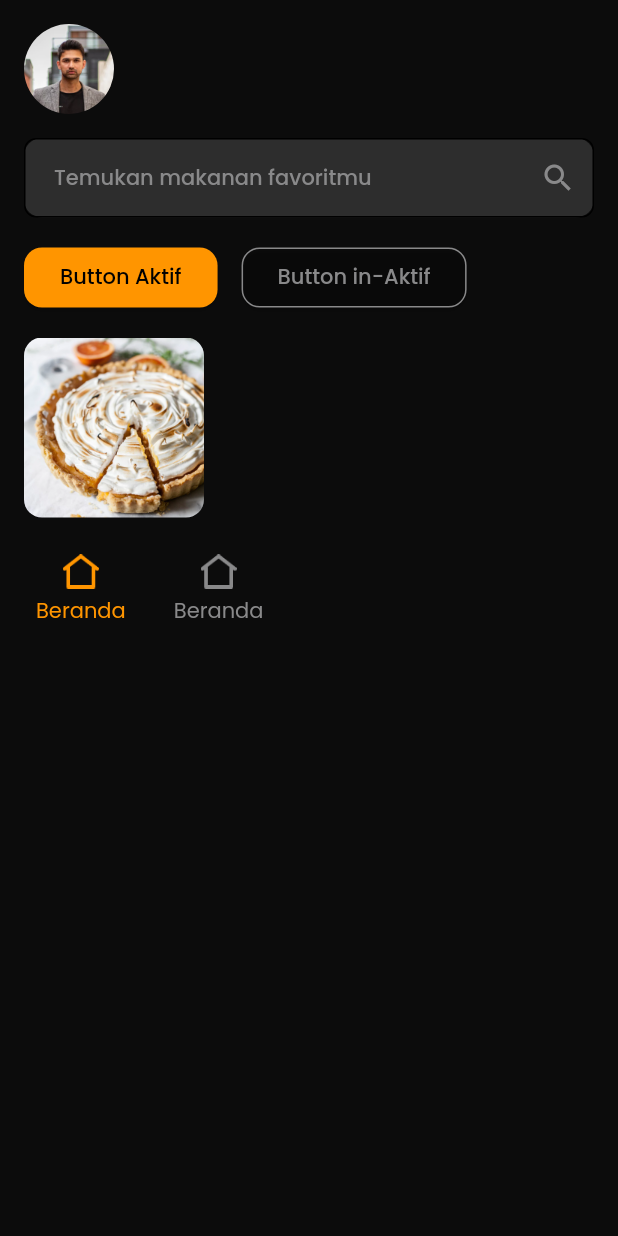
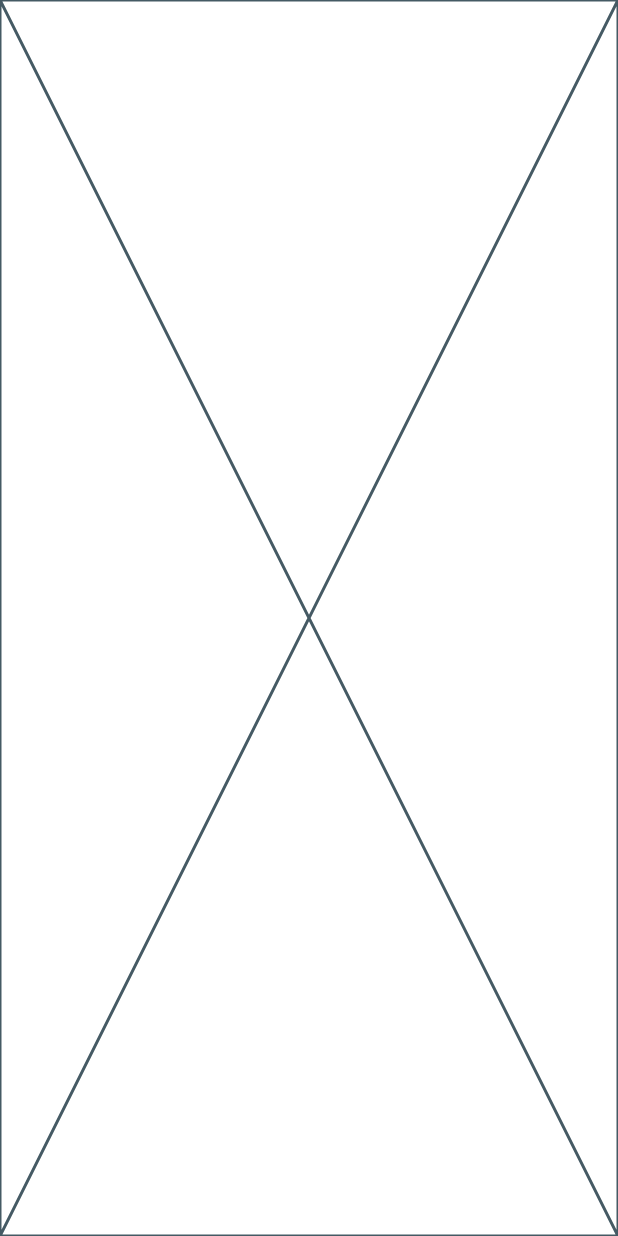
Before and after one commit to fauzan2720/implement-atomic-design, a Flutter app: the screen it shows after launch, on a phone screen of 412 x 824 dp. Run offline on Flutter 3.47's test engine with Material 2 defaults, Android fonts, the phone set to English and light mode, and no system bars; our stand-ins replace google_fonts.

Commit message:
update starter

```diff
--- a/lib/main.dart
+++ b/lib/main.dart
@@ -1,12 +1,6 @@
 import 'package:flutter/material.dart';
 import 'package:google_fonts/google_fonts.dart';
-import 'package:implement_atomic_design/core/components/avatar_image.dart';
-import 'package:implement_atomic_design/core/components/button.dart';
-import 'package:implement_atomic_design/core/components/menu_image.dart';
-import 'package:implement_atomic_design/core/components/menu_nav_button.dart';
-import 'package:implement_atomic_design/core/components/search_input.dart';
-import 'package:implement_atomic_design/core/constants/icons.dart';
-import 'package:implement_atomic_design/core/constants/images.dart';
+import 'package:implement_atomic_design/ui/pages/home_page.dart';
 
 import 'core/constants/colors.dart';
 
@@ -29,76 +23,7 @@ class MyApp extends StatelessWidget {
           Theme.of(context).textTheme,
         ),
       ),
-      home: const MyHomePage(),
+      home: const HomePage(),
     );
   }
 }
-
-class MyHomePage extends StatefulWidget {
-  const MyHomePage({super.key});
-
-  @override
-  State<MyHomePage> createState() => _MyHomePageState();
-}
-
-class _MyHomePageState extends State<MyHomePage> {
-  final searchController = TextEditingController();
-
-  @override
-  void dispose() {
-    searchController.dispose();
-    super.dispose();
-  }
-
-  @override
-  Widget build(BuildContext context) {
-    return Scaffold(
-      body: ListView(
-        padding: const EdgeInsets.all(16.0),
-        children: [
-          const Row(children: [AvatarImage(AppImages.profile)]),
-          const SizedBox(height: 16.0),
-          SearchInput(
-            controller: searchController,
-            onChanged: (value) {},
-          ),
-          const SizedBox(height: 16.0),
-          Row(
-            children: [
-              Button(
-                label: 'Button Aktif',
-                onPressed: () {},
-              ),
-              const SizedBox(width: 16.0),
-              Button(
-                label: 'Button in-Aktif',
-                onPressed: () {},
-                isActive: false,
-              ),
-            ],
-          ),
-          const SizedBox(height: 16.0),
-          const Row(children: [MenuImage(AppImages.menu1)]),
-          const SizedBox(height: 16.0),
-          Row(
-            children: [
-              MenuNavButton(
-                iconPath: AppIcons.home,
-                label: 'Beranda',
-                onPressed: () {},
-                isActive: true,
-              ),
-              const SizedBox(width: 16.0),
-              MenuNavButton(
-                iconPath: AppIcons.home,
-                label: 'Beranda',
-                onPressed: () {},
-                isActive: false,
-              ),
-            ],
-          ),
-        ],
-      ),
-    );
-  }
-}
--- a/lib/ui/pages/home_page.dart
+++ b/lib/ui/pages/home_page.dart
@@ -0,0 +1,10 @@
+import 'package:flutter/material.dart';
+
+class HomePage extends StatelessWidget {
+  const HomePage({super.key});
+
+  @override
+  Widget build(BuildContext context) {
+    return const Placeholder();
+  }
+}
```
Also changed, not shown: 1 other file.
